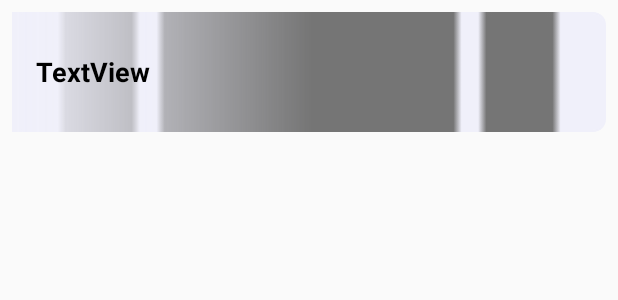
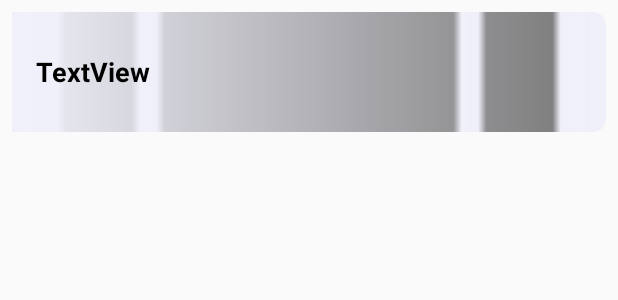
Before and after one commit to ios7jbpro/wallify, an Android app: the layout categorylist.xml on its own in the app's theme, with its tools: preview values and no code run, on a phone screen of 412 x 824 dp. Shown: the top 300 px of the screen. Run offline under Robolectric (Android 15) with nearby library versions, the phone set to English and light mode, and no system bars.

Commit message:
Change fade effect on categorylist.xml to be wider

```diff
--- a/app/src/main/res/layout/categorylist.xml
+++ b/app/src/main/res/layout/categorylist.xml
@@ -19,26 +19,28 @@
 			android:orientation="horizontal"
 			android:background="@drawable/roundedbg"
 			android:clipChildren="true">
+
 			<LinearLayout
 				android:id="@+id/linear3"
-				android:layout_width="200dp"
+				android:layout_width="match_parent"
 				android:layout_height="match_parent"
-				android:padding="8dp"
+				android:layout_gravity="left|center_vertical"
+				android:background="@drawable/fadecategory"
+				android:elevation="2dp"
 				android:gravity="center_vertical"
 				android:orientation="vertical"
-				android:layout_gravity="left|center_vertical"
-				android:background="@drawable/fadecategory"
-				android:elevation="2dp">
+				android:padding="8dp">
+
 				<TextView
 					android:id="@+id/textview1"
-					android:focusable="false"
 					android:layout_width="wrap_content"
 					android:layout_height="wrap_content"
+					android:focusable="false"
 					android:padding="8dp"
 					android:text="TextView"
+					android:textColor="@color/textprimary"
 					android:textSize="18sp"
-					android:textStyle="bold"
-					android:textColor="@color/textprimary" />
+					android:textStyle="bold" />
 			</LinearLayout>
 			<ImageView
 				android:id="@+id/imageview1"
```
Also changed, not shown: app/src/main/java/com/ios7/wallify/WalldownloadActivity.java (+0 -10 lines), app/src/main/res/layout/walldownload.xml (+1 -6 lines), 80 other files.
